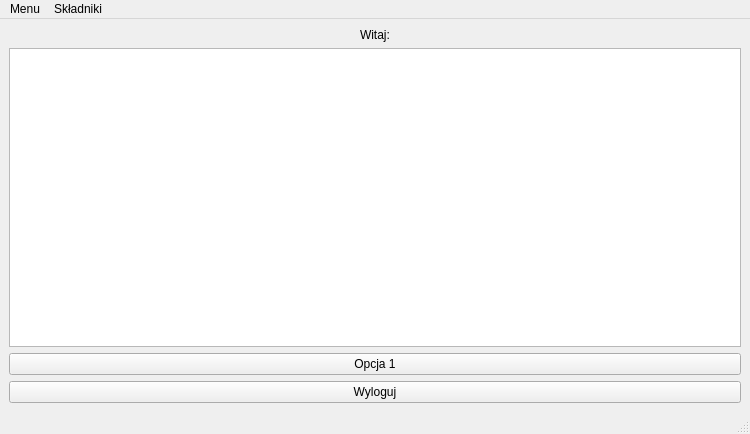
Akacz47/Intelligent-pantry, file mainwindow.ui: the form before one commit.
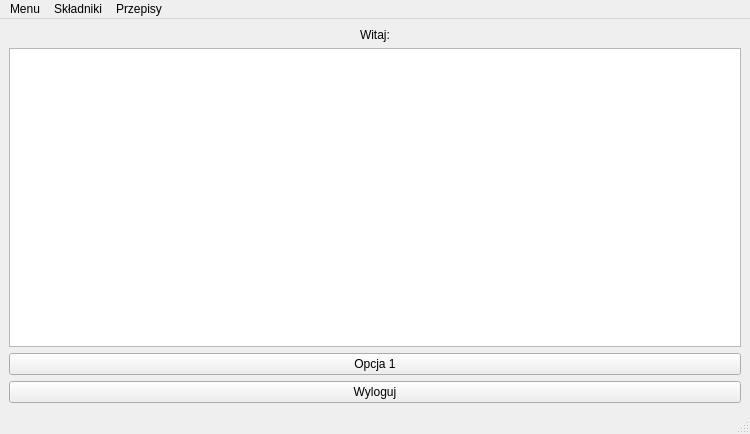
The form after the commit.

What changed in the file:
```diff
--- a/mainwindow.ui
+++ b/mainwindow.ui
@@ -120,8 +120,15 @@
     </property>
     <addaction name="actionIngrAdd"/>
    </widget>
+   <widget class="QMenu" name="menuPrzepisy">
+    <property name="title">
+     <string>Przepisy</string>
+    </property>
+    <addaction name="actionRecipesAdd"/>
+   </widget>
    <addaction name="menuMenu"/>
    <addaction name="menuSk_adniki"/>
+   <addaction name="menuPrzepisy"/>
   </widget>
   <widget class="QStatusBar" name="statusbar"/>
   <action name="actionOption_3">
```
Left out of the diff: 5 changed lines with no effect on the pictures.
